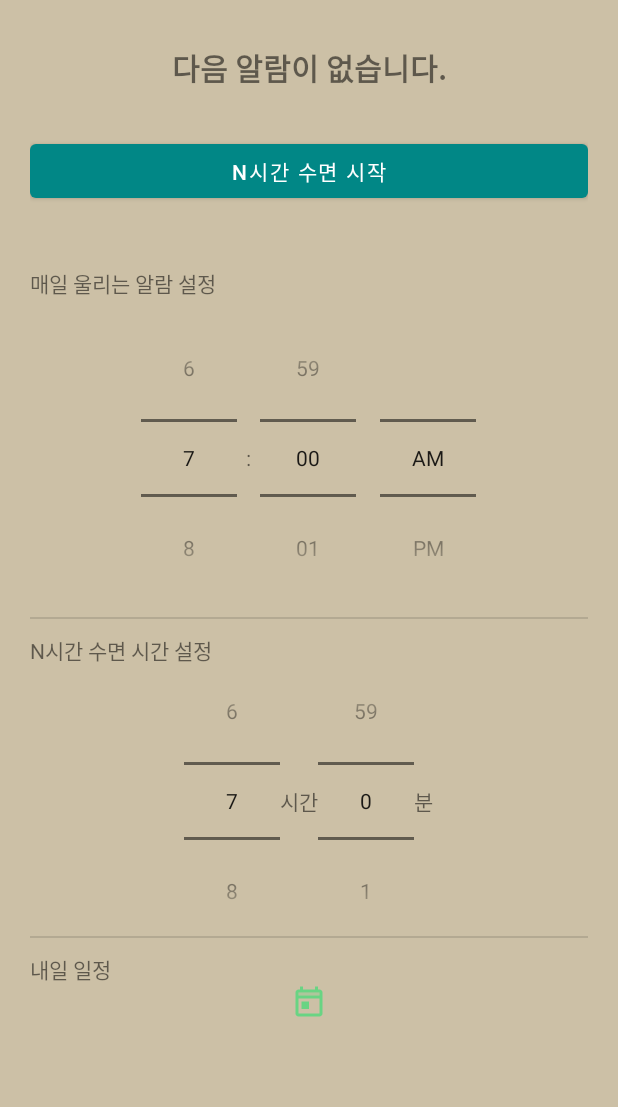
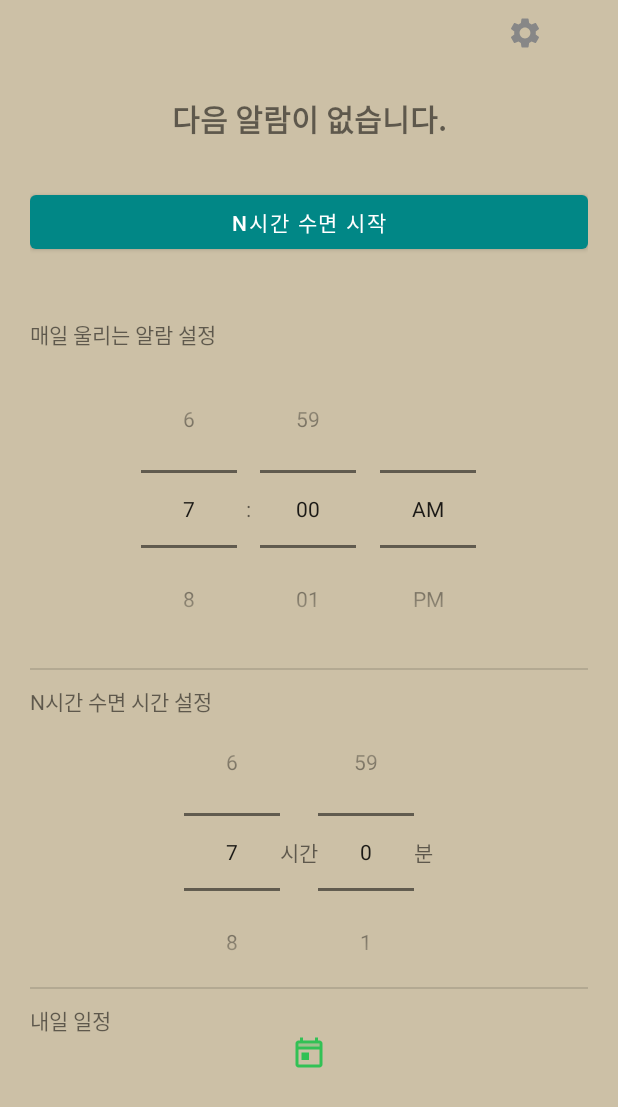
Before and after one commit to zelo0/ReminderAlarm, an Android app: the FirstFragment screen opened directly, with no data from a screen before it, on a phone screen of 412 x 824 dp. Shown: the top 1107 px of the screen. Run offline under Robolectric (Android 15) with nearby library versions, the phone set to English and light mode, and no system bars; our stand-ins replace navigation-ui.

Commit message:
설정 화면에서 알람 볼륨, 알람곡, 첫 일정 전 n시간 설정 가능

```diff
--- a/app/build.gradle
+++ b/app/build.gradle
@@ -43,10 +43,10 @@ dependencies {
     implementation 'androidx.constraintlayout:constraintlayout:2.1.3'
     implementation 'androidx.navigation:navigation-fragment:2.3.5'
     implementation 'androidx.navigation:navigation-ui:2.3.5'
-    // https://mvnrepository.com/artifact/org.json/json
+    implementation 'androidx.preference:preference:1.1.0'
     implementation 'org.json:json:20190722'
-    implementation 'com.google.code.gson:gson:2.9.0'
     implementation 'androidx.legacy:legacy-support-v4:1.0.0'
+    implementation 'androidx.preference:preference:1.2.0'
     testImplementation 'junit:junit:4.+'
     androidTestImplementation 'androidx.test.ext:junit:1.1.3'
     androidTestImplementation 'androidx.test.espresso:espresso-core:3.4.0'
--- a/app/src/main/java/com/example/reminderalarm/data/EventCoreInfo.java
+++ b/app/src/main/java/com/example/reminderalarm/data/EventCoreInfo.java
@@ -2,7 +2,6 @@ package com.example.reminderalarm.data;
 
 import androidx.annotation.NonNull;
 
-import com.google.gson.annotations.Expose;
 
 import java.text.SimpleDateFormat;
 import java.util.Date;
--- a/app/src/main/java/com/example/reminderalarm/fragment/FirstFragment.java
+++ b/app/src/main/java/com/example/reminderalarm/fragment/FirstFragment.java
@@ -23,6 +23,7 @@ import androidx.recyclerview.widget.LinearLayoutManager;
 import androidx.recyclerview.widget.RecyclerView;
 
 import com.example.reminderalarm.activity.MainActivity;
+import com.example.reminderalarm.activity.SettingsActivity;
 import com.example.reminderalarm.adapter.EventAdapter;
 import com.example.reminderalarm.data.AlarmTime;
 import com.example.reminderalarm.data.CalendarCoreInfo;
@@ -145,6 +146,16 @@ public class FirstFragment extends Fragment {
 
                 // 알람 예약이 끝나면 현재 예약된 알람 시간 보여주기
                 updateNextAlarmText();
+            }
+        });
+
+
+        /* 설정 버튼 클릭 리스너 */
+        binding.settingImage.setOnClickListener(new View.OnClickListener() {
+            @Override
+            public void onClick(View v) {
+                Intent startActivityIntent = new Intent(getActivity(), SettingsActivity.class);
+                startActivity(startActivityIntent);
             }
         });
 
--- /dev/null
+++ b/app/src/main/res/drawable/ic_baseline_play_arrow_24.xml
@@ -0,0 +1,5 @@
+<vector android:height="24dp" android:tint="#878787"
+    android:viewportHeight="24" android:viewportWidth="24"
+    android:width="24dp" xmlns:android="http://schemas.android.com/apk/res/android">
+    <path android:fillColor="@android:color/white" android:pathData="M8,5v14l11,-7z"/>
+</vector>
--- /dev/null
+++ b/app/src/main/res/drawable/ic_baseline_settings_24.xml
@@ -0,0 +1,5 @@
+<vector android:height="24dp" android:tint="#878787"
+    android:viewportHeight="24" android:viewportWidth="24"
+    android:width="24dp" xmlns:android="http://schemas.android.com/apk/res/android">
+    <path android:fillColor="@android:color/white" android:pathData="M19.14,12.94c0.04,-0.3 0.06,-0.61 0.06,-0.94c0,-0.32 -0.02,-0.64 -0.07,-0.94l2.03,-1.58c0.18,-0.14 0.23,-0.41 0.12,-0.61l-1.92,-3.32c-0.12,-0.22 -0.37,-0.29 -0.59,-0.22l-2.39,0.96c-0.5,-0.38 -1.03,-0.7 -1.62,-0.94L14.4,2.81c-0.04,-0.24 -0.24,-0.41 -0.48,-0.41h-3.84c-0.24,0 -0.43,0.17 -0.47,0.41L9.25,5.35C8.66,5.59 8.12,5.92 7.63,6.29L5.24,5.33c-0.22,-0.08 -0.47,0 -0.59,0.22L2.74,8.87C2.62,9.08 2.66,9.34 2.86,9.48l2.03,1.58C4.84,11.36 4.8,11.69 4.8,12s0.02,0.64 0.07,0.94l-2.03,1.58c-0.18,0.14 -0.23,0.41 -0.12,0.61l1.92,3.32c0.12,0.22 0.37,0.29 0.59,0.22l2.39,-0.96c0.5,0.38 1.03,0.7 1.62,0.94l0.36,2.54c0.05,0.24 0.24,0.41 0.48,0.41h3.84c0.24,0 0.44,-0.17 0.47,-0.41l0.36,-2.54c0.59,-0.24 1.13,-0.56 1.62,-0.94l2.39,0.96c0.22,0.08 0.47,0 0.59,-0.22l1.92,-3.32c0.12,-0.22 0.07,-0.47 -0.12,-0.61L19.14,12.94zM12,15.6c-1.98,0 -3.6,-1.62 -3.6,-3.6s1.62,-3.6 3.6,-3.6s3.6,1.62 3.6,3.6S13.98,15.6 12,15.6z"/>
+</vector>
--- a/app/src/main/res/drawable/ic_today.xml
+++ b/app/src/main/res/drawable/ic_today.xml
@@ -1,4 +1,4 @@
-<vector android:height="24dp" android:tint="#69D483"
+<vector android:height="24dp" android:tint="#32C155"
     android:viewportHeight="24" android:viewportWidth="24"
     android:width="24dp" xmlns:android="http://schemas.android.com/apk/res/android">
     <path android:fillColor="@android:color/white" android:pathData="M19,3h-1L18,1h-2v2L8,3L8,1L6,1v2L5,3c-1.11,0 -1.99,0.9 -1.99,2L3,19c0,1.1 0.89,2 2,2h14c1.1,0 2,-0.9 2,-2L21,5c0,-1.1 -0.9,-2 -2,-2zM19,19L5,19L5,9h14v10zM19,7L5,7L5,5h14v2zM12,11L7,11v5h5v-5z"/>
--- a/app/src/main/res/drawable/ic_umbrella.xml
+++ b/app/src/main/res/drawable/ic_umbrella.xml
@@ -1,4 +1,4 @@
-<vector android:height="24dp" android:tint="#5BC7CB"
+<vector android:height="24dp" android:tint="#30B1B5"
     android:viewportHeight="24" android:viewportWidth="24"
     android:width="24dp" xmlns:android="http://schemas.android.com/apk/res/android">
     <path android:fillAlpha="0.3"
--- a/app/src/main/res/layout/fragment_alarm_ring.xml
+++ b/app/src/main/res/layout/fragment_alarm_ring.xml
@@ -124,7 +124,7 @@
             <androidx.recyclerview.widget.RecyclerView
                 android:id="@+id/recyclerView"
                 android:scrollbars="vertical"
-                android:layout_width="wrap_content"
+                android:layout_width="match_parent"
                 android:layout_height="match_parent"
                 />
         </LinearLayout>
--- a/app/src/main/res/layout/fragment_first.xml
+++ b/app/src/main/res/layout/fragment_first.xml
@@ -21,25 +21,41 @@
                 android:layout_height="wrap_content"
                 android:orientation="vertical">
 
+                <ImageView
+                    android:id="@+id/settingImage"
+                    android:layout_width="wrap_content"
+                    android:layout_height="wrap_content"
+                    android:layout_gravity="right"
+                    android:layout_marginTop="10dp"
+                    android:layout_marginRight="30dp"
+                    android:src="@drawable/ic_baseline_settings_24" />
+
                 <!-- 다음 알람 시간 안내 텍스트 -->
+                <LinearLayout
+                    android:layout_width="match_parent"
+                    android:layout_height="match_parent"
+                    android:orientation="vertical">
+
                     <TextView
                         android:id="@+id/alarmInfoText"
                         android:layout_width="match_parent"
                         android:layout_height="wrap_content"
+                        android:layout_marginTop="30dp"
                         android:gravity="center"
                         android:text="알람 시간을 설정해주세요"
                         android:textAlignment="gravity"
                         android:textSize="20dp"
-                    android:textStyle="bold"
-                    android:layout_marginTop="30dp"/>
+                        android:textStyle="bold" />
 
-                <!-- 다음 알람은 N시간 수면 적용하는 버튼 -->
                     <Button
                         android:id="@+id/nSleepBtn"
                         android:layout_width="match_parent"
                         android:layout_height="wrap_content"
-                    android:text="N시간 수면 시작"
-                    android:layout_marginVertical="30dp"/>
+                        android:layout_marginVertical="30dp"
+                        android:text="N시간 수면 시작" />
+                </LinearLayout>
+
+                <!-- 다음 알람은 N시간 수면 적용하는 버튼 -->
 
 
                 <!-- 섹션 구분 -->
--- a/app/src/main/res/layout/manual_alarm_setting_dialog.xml
+++ b/app/src/main/res/layout/manual_alarm_setting_dialog.xml
@@ -24,7 +24,7 @@
                 android:layout_height="wrap_content"
                 android:padding="5dp"
                 android:paddingTop="10dp"
-                android:text="알람 시간 전에 예약된 첫 일정이 있습니다"
+                android:text="알람 시간과 첫 일정 시간을 확인해주세요"
                 android:textAlignment="center"
                 android:textStyle="bold" />
 
--- a/app/src/main/res/values/themes.xml
+++ b/app/src/main/res/values/themes.xml
@@ -6,7 +6,7 @@
         <item name="colorPrimaryVariant">@color/purple_700</item>
         <item name="colorOnPrimary">@color/white</item>
         <!-- Secondary brand color. -->
-        <item name="colorSecondary">@color/teal_200</item>
+        <item name="colorSecondary">@color/gray</item>
         <item name="colorSecondaryVariant">@color/teal_700</item>
         <item name="colorOnSecondary">@color/black</item>
 
```
Also changed, not shown: app/src/main/AndroidManifest.xml (+18 -26 lines), app/src/main/java/com/example/reminderalarm/activity/SettingsActivity.java (added, +30 -0 lines), app/src/main/java/com/example/reminderalarm/fragment/SettingFragment.java (added, +201 -0 lines), app/src/main/java/com/example/reminderalarm/service/AlarmService.java (+12 -4 lines), app/src/main/java/com/example/reminderalarm/util/AlarmUtil.java (+13 -2 lines), app/src/main/res/layout/settings_activity.xml (added, +9 -0 lines), app/src/main/res/values/arrays.xml (added, +12 -0 lines), app/src/main/res/values/strings.xml (+20 -0 lines), app/src/main/res/xml/setting.xml (added, +33 -0 lines). Lines whose indentation alone changed are shown as unchanged.
